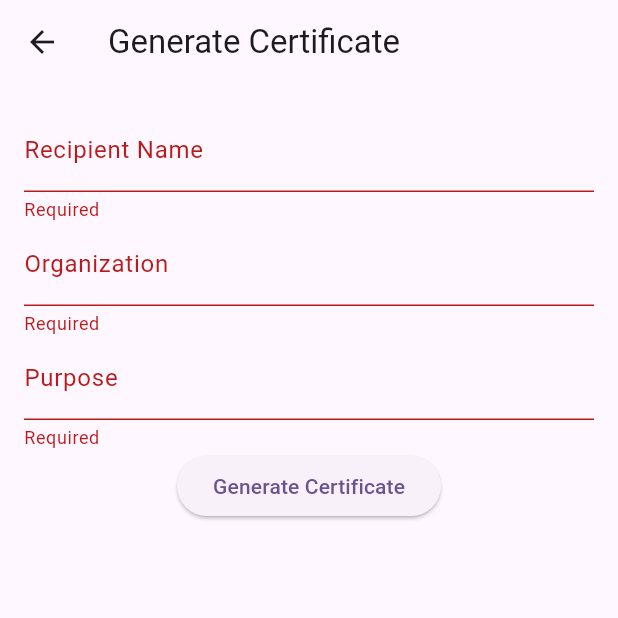
After one commit to axxnash/FlutterGrpProject, a Flutter app: the GenerateCertificatePage screen opened directly, after a tap on "Generate Certificate", on a phone screen of 412 x 824 dp, the top half of it. The commit adds this screen. Run offline on Flutter 3.47's test engine with Material 3 defaults, Android fonts, the phone set to English and light mode, and no system bars.

Commit message:
generate certificate page

```diff
--- /dev/null
+++ b/flutter_group_project/lib/generate_certificate_page.dart
@@ -0,0 +1,58 @@
+import 'package:flutter/material.dart';
+
+class GenerateCertificatePage extends StatefulWidget {
+  @override
+  _GenerateCertificatePageState createState() =>
+      _GenerateCertificatePageState();
+}
+
+class _GenerateCertificatePageState extends State<GenerateCertificatePage> {
+  final _formKey = GlobalKey<FormState>();
+  String name = '', organization = '', purpose = '';
+  DateTime issuedDate = DateTime.now(),
+      expiryDate = DateTime.now().add(Duration(days: 365));
+
+  void _submit() {
+    if (_formKey.currentState!.validate()) {
+      _formKey.currentState!.save();
+      // TODO: Call backend API to generate and upload certificate
+      print('Certificate Created for $name');
+    }
+  }
+
+  @override
+  Widget build(BuildContext context) {
+    return Scaffold(
+      appBar: AppBar(title: Text('Generate Certificate')),
+      body: Padding(
+        padding: EdgeInsets.all(16),
+        child: Form(
+          key: _formKey,
+          child: Column(
+            children: [
+              TextFormField(
+                decoration: InputDecoration(labelText: 'Recipient Name'),
+                onSaved: (val) => name = val!,
+                validator: (val) => val!.isEmpty ? 'Required' : null,
+              ),
+              TextFormField(
+                decoration: InputDecoration(labelText: 'Organization'),
+                onSaved: (val) => organization = val!,
+                validator: (val) => val!.isEmpty ? 'Required' : null,
+              ),
+              TextFormField(
+                decoration: InputDecoration(labelText: 'Purpose'),
+                onSaved: (val) => purpose = val!,
+                validator: (val) => val!.isEmpty ? 'Required' : null,
+              ),
+              ElevatedButton(
+                onPressed: _submit,
+                child: Text('Generate Certificate'),
+              ),
+            ],
+          ),
+        ),
+      ),
+    );
+  }
+}
--- a/flutter_group_project/lib/main.dart
+++ b/flutter_group_project/lib/main.dart
@@ -11,7 +11,7 @@ class MyApp extends StatelessWidget {
   @override
   Widget build(BuildContext context) {
     return MaterialApp(
-      title: 'Flutter Demo',
+      title: 'Flutter Demo11',
       theme: ThemeData(
         // This is the theme of your application.
         //
```
